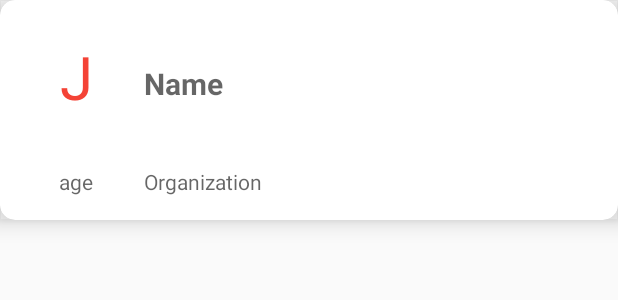
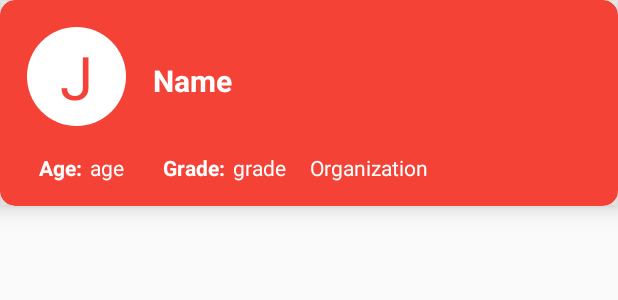
Before and after one commit to JORDAN1998/C.S.Tracker, an Android app: the layout users_view_design_ui.xml on its own in the app's theme, with its tools: preview values and no code run, on a phone screen of 412 x 824 dp. Shown: the top 300 px of the screen. Run offline under Robolectric (Android 15) with nearby library versions, the phone set to English and light mode, and no system bars.

Commit message:
Jordan Mac

```diff
--- a/app/src/main/res/layout/users_view_design_ui.xml
+++ b/app/src/main/res/layout/users_view_design_ui.xml
@@ -13,19 +13,19 @@
 
     <!-- Second UI For Activity UsersView -->
     <android.support.v7.widget.CardView
-        xmlns:card_view="http://schemas.android.com/apk/res-auto"
         android:id="@+id/cardView"
+        android:layout_gravity="center"
         android:layout_width="match_parent"
         android:layout_height="match_parent"
-        android:layout_gravity="center"
+        card_view:cardBackgroundColor="@color/red"
         card_view:cardCornerRadius="10dp"
-        card_view:cardElevation="0dp" >
+        card_view:cardElevation="0dp">
 
         <!-- Third UI For Activity UsersView -->
         <RelativeLayout
-            android:padding="16dip"
             android:layout_width="match_parent"
-            android:layout_height="match_parent">
+            android:layout_height="match_parent"
+            android:padding="16dip">
 
             <!-- CircleImageView circleImage -->
             <de.hdodenhof.circleimageview.CircleImageView
@@ -43,63 +43,105 @@
                 android:textColor="@color/red"
                 android:textSize="40sp"
                 android:gravity="center"
+                android:layout_width="wrap_content"
+                android:layout_height="wrap_content"
+                android:layout_alignParentTop="true"
                 android:layout_alignParentLeft="true"
                 android:layout_alignParentStart="true"
+                android:layout_alignBottom="@+id/usersViewCircleImage"
                 android:layout_alignRight="@+id/usersViewCircleImage"
-                android:layout_alignEnd="@+id/usersViewCircleImage"
-                android:layout_alignParentTop="true"
-                android:layout_alignBottom="@+id/usersViewCircleImage"
-                android:layout_width="wrap_content"
-                android:layout_height="wrap_content"/>
+                android:layout_alignEnd="@+id/usersViewCircleImage"/>
 
-            <!-- MaterialEditText usersViewName -->
+            <!-- TextView usersViewName -->
             <TextView
                 android:id="@+id/usersViewName"
-                android:hint="@string/user_name"
+                android:text="@string/user_name"
                 android:textSize="20sp"
                 android:textStyle="bold"
                 android:textColor="@color/white"
                 android:layout_width="match_parent"
                 android:layout_height="wrap_content"
-                android:layout_alignParentTop="true"
-                android:layout_alignParentRight="true"
-                android:layout_alignParentEnd="true"
-                android:layout_marginTop="26dp"
-                android:layout_alignLeft="@+id/usersViewOrganization"
-                android:layout_alignStart="@+id/usersViewOrganization" />
+                android:layout_marginTop="24dip"
+                android:layout_marginLeft="16dip"
+                android:layout_marginStart="16dip"
+                android:layout_toRightOf="@+id/usersViewCircleImage"
+                android:layout_toEndOf="@+id/usersViewCircleImage" />
 
-            <!-- MaterialEditText usersViewAge -->
+            <!-- TextView usersViewAgeTitle -->
+            <TextView
+                android:id="@+id/usersViewAgeTitle"
+                android:text="@string/age_title"
+                android:textColor="@color/white"
+                android:textSize="14sp"
+                android:textStyle="bold"
+                android:layout_width="wrap_content"
+                android:layout_height="wrap_content"
+                android:layout_marginTop="16dip"
+                android:layout_marginLeft="10dip"
+                android:layout_alignParentLeft="true"
+                android:layout_alignParentStart="true"
+                android:layout_below="@+id/usersViewCircleImage" />
+
+            <!-- TextView usersViewAge -->
             <TextView
                 android:id="@+id/usersViewAge"
-                android:hint="@string/age"
+                android:text="@string/age"
                 android:textSize="14sp"
                 android:textColor="@color/white"
-                android:gravity="center"
-                android:layout_marginTop="25dp"
+                android:layout_width="wrap_content"
+                android:layout_height="wrap_content"
+                android:layout_marginTop="16dip"
+                android:layout_marginLeft="5dip"
+                android:layout_marginStart="5dip"
                 android:layout_below="@+id/usersViewCircleImage"
-                android:layout_alignParentLeft="true"
-                android:layout_alignParentStart="true"
-                android:layout_alignRight="@+id/usersViewCircleImage"
-                android:layout_alignEnd="@+id/usersViewCircleImage"
+                android:layout_toRightOf="@+id/usersViewAgeTitle"
+                android:layout_toEndOf="@+id/usersViewAgeTitle"/>
+
+            <!-- TextView usersViewGradeTitle -->
+            <TextView
+                android:id="@+id/usersViewGradeTitle"
+                android:text="@string/grade_title"
+                android:textColor="@color/white"
+                android:textSize="14sp"
+                android:textStyle="bold"
                 android:layout_width="wrap_content"
-                android:layout_height="wrap_content" />
+                android:layout_height="wrap_content"
+                android:layout_marginTop="16dip"
+                android:layout_marginLeft="28dip"
+                android:layout_marginStart="26dip"
+                android:layout_below="@+id/usersViewCircleImage"
+                android:layout_toRightOf="@+id/usersViewAge"
+                android:layout_toEndOf="@+id/usersViewAge" />
 
-            <!-- MaterialEditText usersViewOrganization -->
+            <!-- TextView usersViewGrade -->
+            <TextView
+                android:id="@+id/usersViewGrade"
+                android:text="@string/grade"
+                android:textColor="@color/white"
+                android:textSize="14sp"
+                android:layout_width="wrap_content"
+                android:layout_height="wrap_content"
+                android:layout_marginTop="16dip"
+                android:layout_marginLeft="5dip"
+                android:layout_marginStart="5dip"
+                android:layout_below="@+id/usersViewCircleImage"
+                android:layout_toRightOf="@+id/usersViewGradeTitle"
+                android:layout_toEndOf="@+id/usersViewGradeTitle"/>
+
+            <!-- TextView usersViewOrganization -->
             <TextView
                 android:id="@+id/usersViewOrganization"
-                android:hint="@string/organization"
+                android:text="@string/organization"
+                android:textColor="@color/white"
                 android:textSize="14sp"
-                android:textColor="@color/white"
-                android:layout_marginLeft="10dip"
-                android:layout_marginStart="10dip"
-                android:layout_alignBaseline="@+id/usersViewAge"
-                android:layout_alignBottom="@+id/usersViewAge"
-                android:layout_toRightOf="@+id/usersViewAge"
-                android:layout_toEndOf="@+id/usersViewAge"
-                android:layout_alignParentRight="true"
-                android:layout_alignParentEnd="true"
                 android:layout_width="wrap_content"
-                android:layout_height="wrap_content" />
+                android:layout_height="wrap_content"
+                android:layout_marginTop="16dip"
+                android:layout_marginLeft="16dip"
+                android:layout_marginStart="16dip"
+                android:layout_below="@+id/usersViewCircleImage"
+                android:layout_toRightOf="@+id/usersViewGrade"
+                android:layout_toEndOf="@+id/usersViewGrade"/>
 
         </RelativeLayout>
 
--- a/app/src/main/res/values/strings.xml
+++ b/app/src/main/res/values/strings.xml
@@ -16,9 +16,12 @@
     <string name="name_letter">J</string>
     <string name="user_name">Name</string>
     <string name="age">age</string>
+    <string name="age_title">Age:</string>
     <string name="organization">Organization</string>
 
     <!-- Strings That Are Used In Multiple Activities -->
     <string name="save">Save</string>
+    <string name="grade_title">Grade:</string>
+    <string name="grade">grade</string>
 
 </resources>
```
